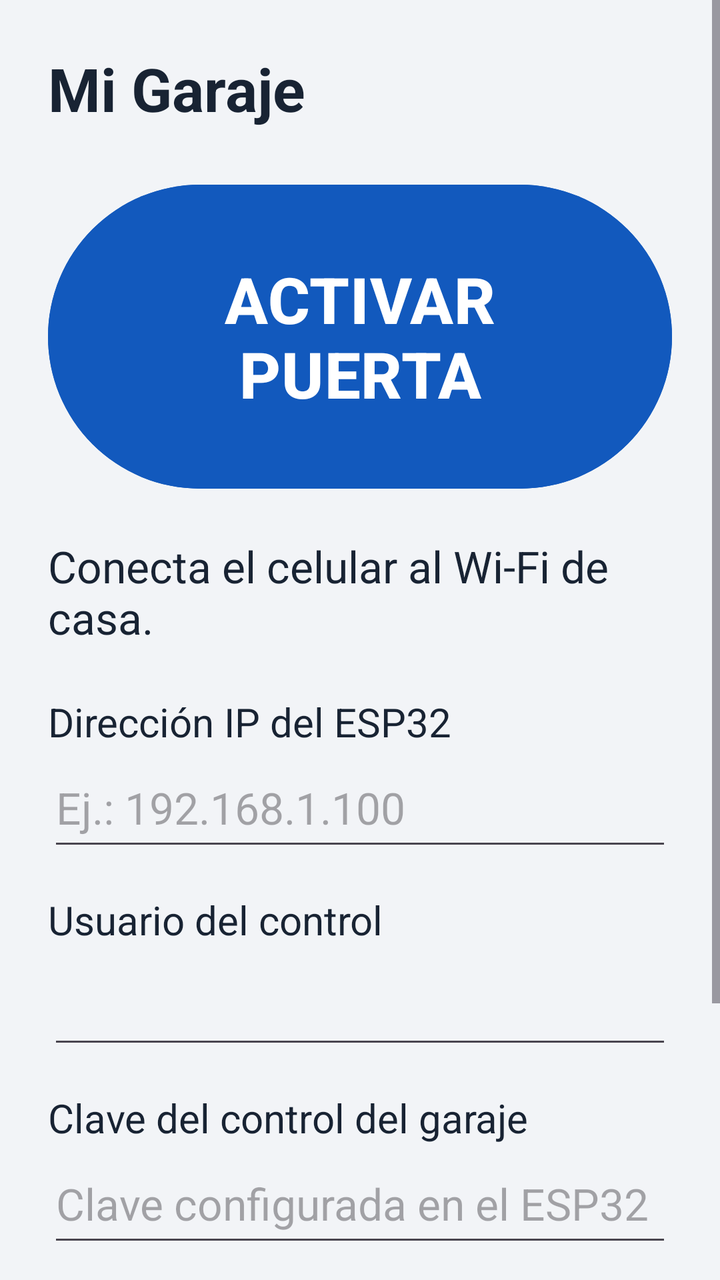
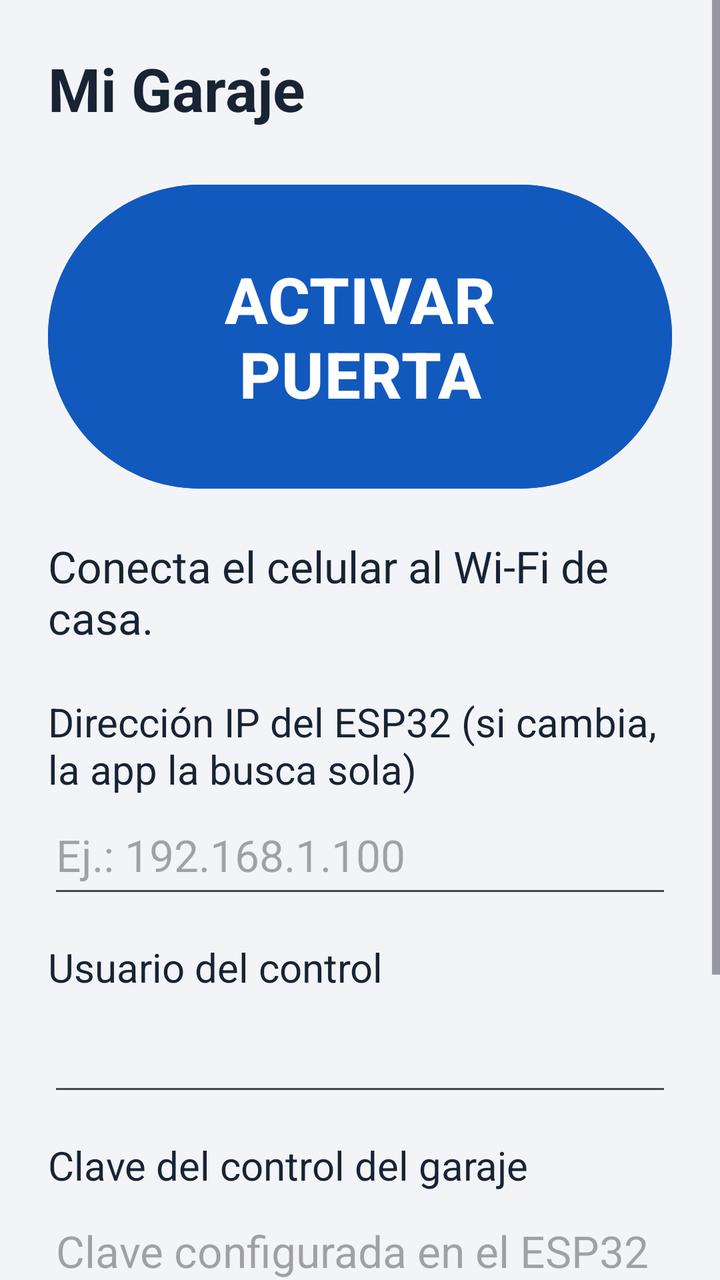

The first picture is an Android layout as it rendered before a commit; the second is the same layout after the commit. The layout source and the unified diff follow.
<!-- AndroidManifest.xml: application theme Theme.MiGaraje -->
<!-- res/layout/activity_main.xml -->
<?xml version="1.0" encoding="utf-8"?>
<LinearLayout xmlns:android="http://schemas.android.com/apk/res/android"
    android:id="@+id/main"
    android:layout_width="match_parent"
    android:layout_height="match_parent"
    android:orientation="vertical"
    android:background="#F2F4F7">

    <ScrollView
        android:layout_width="match_parent"
        android:layout_height="match_parent"
        android:fillViewport="true">

        <LinearLayout
            android:layout_width="match_parent"
            android:layout_height="wrap_content"
            android:orientation="vertical"
            android:padding="24dp">

            <TextView
                android:layout_width="match_parent"
                android:layout_height="wrap_content"
                android:text="Mi Garaje"
                android:textSize="30sp"
                android:textStyle="bold"
                android:textColor="#182333"
                android:layout_marginBottom="24dp" />

            <Button
                android:id="@+id/botonPuerta"
                android:layout_width="match_parent"
                android:layout_height="wrap_content"
                android:minHeight="160dp"
                android:padding="24dp"
                android:enabled="false"
                android:text="ACTIVAR PUERTA"
                android:textSize="32sp"
                android:textStyle="bold"
                android:textColor="#FFFFFF"
                android:backgroundTint="#1259BD" />

            <TextView
                android:id="@+id/textoEstado"
                android:layout_width="match_parent"
                android:layout_height="wrap_content"
                android:layout_marginTop="20dp"
                android:text="Conecta el celular al Wi-Fi de casa."
                android:textSize="22sp"
                android:textColor="#182333"
                android:accessibilityLiveRegion="polite" />

            <TextView
                android:layout_width="match_parent"
                android:layout_height="wrap_content"
                android:layout_marginTop="24dp"
                android:labelFor="@id/campoIp"
                android:text="Dirección IP del ESP32"
                android:textSize="20sp"
                android:textColor="#182333" />

            <EditText
                android:id="@+id/campoIp"
                android:layout_width="match_parent"
                android:layout_height="wrap_content"
                android:minHeight="56dp"
                android:inputType="phone"
                android:singleLine="true"
                android:textSize="22sp"
                android:textColor="#182333"
                android:hint="Ej.: 192.168.1.100" />

            <TextView
                android:layout_width="match_parent"
                android:layout_height="wrap_content"
                android:layout_marginTop="16dp"
                android:labelFor="@id/campoUsuario"
                android:text="Usuario del control"
                android:textSize="20sp"
                android:textColor="#182333" />

            <EditText
                android:id="@+id/campoUsuario"
                android:layout_width="match_parent"
                android:layout_height="wrap_content"
                android:minHeight="56dp"
                android:inputType="textNoSuggestions"
                android:singleLine="true"
                android:textSize="22sp"
                android:textColor="#182333" />

            <TextView
                android:layout_width="match_parent"
                android:layout_height="wrap_content"
                android:layout_marginTop="16dp"
                android:labelFor="@id/campoClave"
                android:text="Clave del control del garaje"
                android:textSize="20sp"
                android:textColor="#182333" />

            <EditText
                android:id="@+id/campoClave"
                android:layout_width="match_parent"
                android:layout_height="wrap_content"
                android:minHeight="56dp"
                android:inputType="textPassword"
                android:singleLine="true"
                android:saveEnabled="false"
                android:importantForAutofill="no"
                android:textSize="22sp"
                android:textColor="#182333"
                android:hint="Clave configurada en el ESP32" />

            <Button
                android:id="@+id/botonProbar"
                android:layout_width="match_parent"
                android:layout_height="wrap_content"
                android:layout_marginTop="24dp"
                android:minHeight="100dp"
                android:padding="16dp"
                android:text="PROBAR CONEXIÓN"
                android:textSize="26sp"
                android:textColor="#FFFFFF"
                android:backgroundTint="#1259BD" />

            <TextView
                android:layout_width="match_parent"
                android:layout_height="wrap_content"
                android:layout_marginTop="16dp"
                android:text="Probar conexión no mueve la puerta."
                android:textSize="18sp"
                android:textColor="#465467" />

        </LinearLayout>
    </ScrollView>
</LinearLayout>
<!-- resources referenced by this layout -->
<resources>
  <style name="Theme.MiGaraje" parent="Base.Theme.MiGaraje" />
  <style name="Base.Theme.MiGaraje" parent="Theme.Material3.DayNight.NoActionBar">
          
          
      </style>
</resources>

<!-- the commit's change to res/layout/activity_main.xml (unified diff, before → after) -->
@@ -54,7 +54,7 @@
                 android:layout_height="wrap_content"
                 android:layout_marginTop="24dp"
                 android:labelFor="@id/campoIp"
-                android:text="Dirección IP del ESP32"
+                android:text="Dirección IP del ESP32 (si cambia, la app la busca sola)"
                 android:textSize="20sp"
                 android:textColor="#182333" />
 
